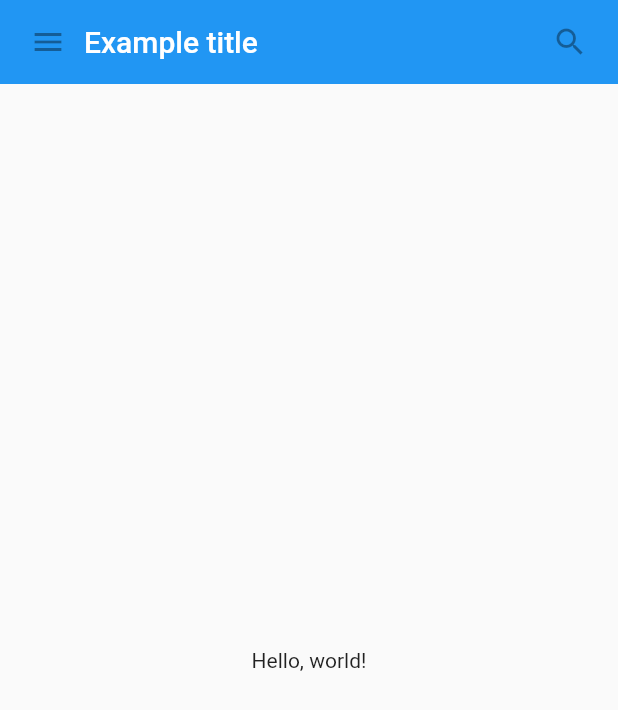
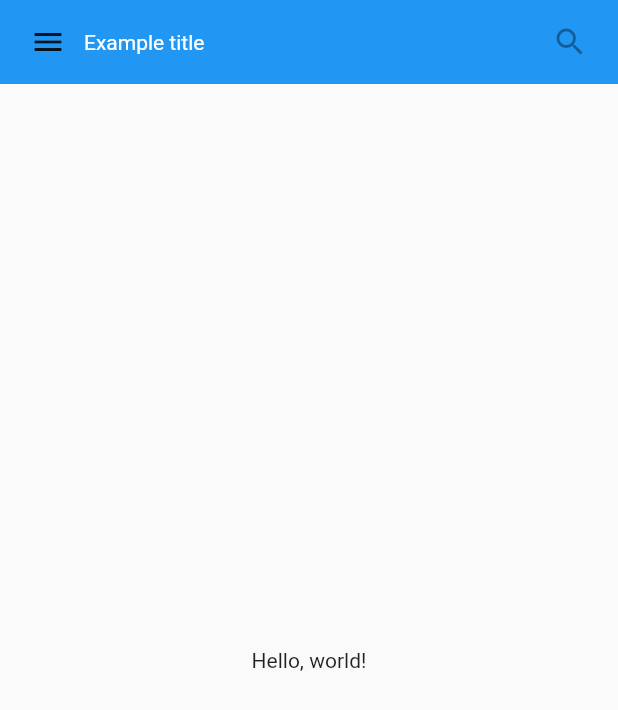
Before and after one commit to arror1784/flutter_pra, a Flutter app: the screen it shows after launch, on a phone screen of 412 x 824 dp. Shown: the top 710 px of the screen. Run offline on Flutter 3.47's test engine with Material 2 defaults, Android fonts, the phone set to English and light mode, and no system bars.

```diff
--- a/lib/main.dart
+++ b/lib/main.dart
@@ -20,7 +20,7 @@ class MyAppBar extends StatelessWidget {
           IconButton(
             icon: Icon(Icons.menu),
             tooltip: 'Navigation menu',
-            onPressed: null, // null disables the button
+            onPressed: () => {print("hello world")}, // null disables the button
           ),
           // Expanded expands its child to fill the available space.
           Expanded(
@@ -48,7 +48,7 @@ class MyScaffold extends StatelessWidget {
           MyAppBar(
             title: Text(
               'Example title',
-              style: Theme.of(context).primaryTextTheme.headline6,
+              style: Theme.of(context).primaryTextTheme.bodyText2,
             ),
           ),
           Expanded(
```
